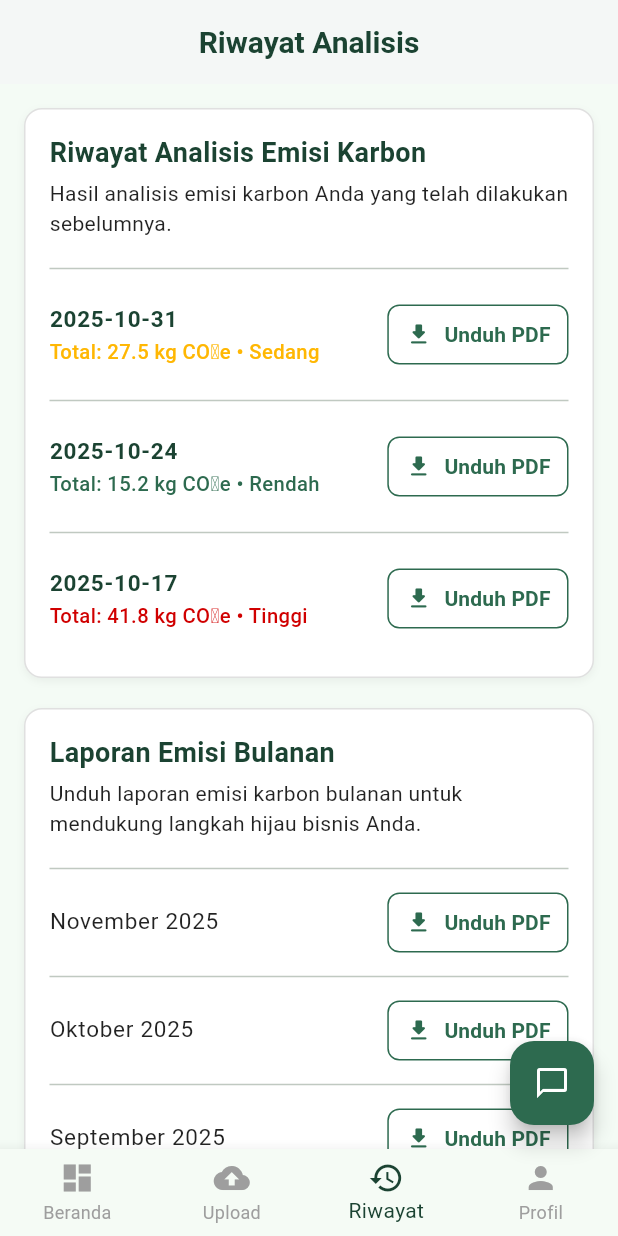
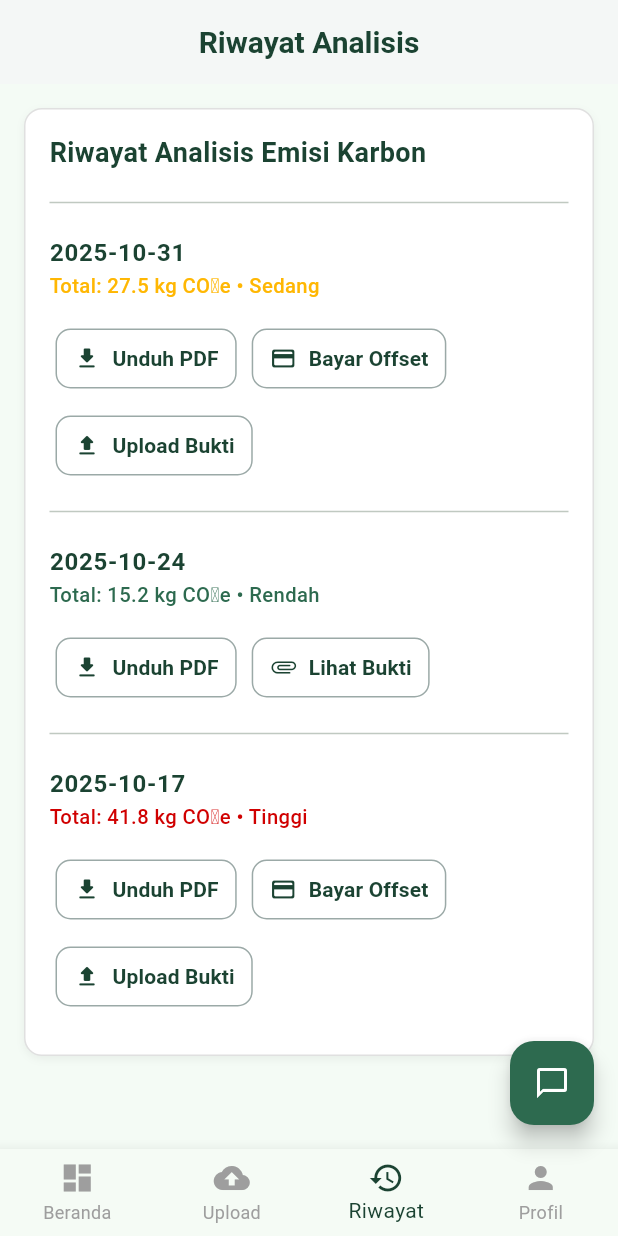
Before and after one commit to DeliaAyuNandhitaPratama21/Flutter_Capstone, a Flutter app: the HistoryScreen screen opened by its route, on a phone screen of 412 x 824 dp. Run offline on Flutter 3.47's test engine with Material 3 defaults, Android fonts, the phone set to English and light mode, and no system bars; our stand-ins replace fl_chart, image_picker; network calls fail.

Commit message:
Update: tampilan

```diff
--- a/lib/screens/history.dart
+++ b/lib/screens/history.dart
@@ -2,6 +2,9 @@ import 'package:flutter/material.dart';
 import 'dashboard.dart';
 import 'upload.dart';
 import 'profile.dart';
+import 'payment_proof_upload.dart';
+import 'payment_offset_screen.dart';
+import 'view_payment_proof.dart'; // <--- TAMBAH INI SAJA
 import '../widgets/chatbot_popup.dart';
 import '../widgets/bottom_nav.dart';
 
@@ -17,7 +20,6 @@ class _HistoryScreenState extends State<HistoryScreen> {
 
   void _onItemTapped(int index) {
     if (index == _selectedIndex) return;
-    setState(() => _selectedIndex = index);
 
     Widget nextScreen;
     switch (index) {
@@ -40,31 +42,32 @@ class _HistoryScreenState extends State<HistoryScreen> {
     );
   }
 
-  final List<Map<String, String>> history = [
+  /// DATA SIMULASI
+  final List<Map<String, dynamic>> history = [
     {
       'date': '2025-10-31',
-      'total': '27.5',
+      'total': 27.5,
       'category': 'Sedang',
-      'file': 'Analisis_2025-10-31.pdf'
+      'file': 'Analisis_2025-10-31.pdf',
+      'isPaid': false,
+      'proof': null,
     },
     {
       'date': '2025-10-24',
-      'total': '15.2',
+      'total': 15.2,
       'category': 'Rendah',
-      'file': 'Analisis_2025-10-24.pdf'
+      'file': 'Analisis_2025-10-24.pdf',
+      'isPaid': true,
+      'proof': 'assets/payment_proofs/bukti1.jpg', // contoh
     },
     {
       'date': '2025-10-17',
-      'total': '41.8',
+      'total': 41.8,
       'category': 'Tinggi',
-      'file': 'Analisis_2025-10-17.pdf'
+      'file': 'Analisis_2025-10-17.pdf',
+      'isPaid': false,
+      'proof': null,
     },
-  ];
-
-  final List<String> monthlyReports = [
-    'November 2025',
-    'Oktober 2025',
-    'September 2025',
   ];
 
   Color _getCategoryColor(String category) {
@@ -80,11 +83,100 @@ class _HistoryScreenState extends State<HistoryScreen> {
     }
   }
 
+  /// BUTTON STYLE
+  Widget _modernButton({
+    required String text,
+    required IconData icon,
+    required VoidCallback onTap,
+  }) {
+    return OutlinedButton.icon(
+      onPressed: onTap,
+      icon: Icon(icon, size: 18, color: const Color(0xFF1B4332)),
+      label: Text(
+        text,
+        style: const TextStyle(
+          fontWeight: FontWeight.w600,
+          color: Color(0xFF1B4332),
+        ),
+      ),
+      style: OutlinedButton.styleFrom(
+        side: const BorderSide(color: Color(0xFF9BA9A7)),
+        shape: RoundedRectangleBorder(borderRadius: BorderRadius.circular(10)),
+        padding: const EdgeInsets.symmetric(horizontal: 12, vertical: 10),
+      ),
+    );
+  }
+
+  /// BUTTON Aksi
+  Widget _actionButtons(Map<String, dynamic> item) {
+    if (!item['isPaid']) {
+      return Wrap(
+        spacing: 10,
+        runSpacing: 10,
+        children: [
+          _modernButton(
+            text: "Unduh PDF",
+            icon: Icons.download_rounded,
+            onTap: () {},
+          ),
+          _modernButton(
+            text: "Bayar Offset",
+            icon: Icons.payment_rounded,
+            onTap: () {
+              Navigator.push(
+                context,
+                MaterialPageRoute(builder: (_) => const PaymentOffsetScreen()),
+              );
+            },
+          ),
+          _modernButton(
+            text: "Upload Bukti",
+            icon: Icons.upload_rounded,
+            onTap: () {
+              Navigator.push(
+                context,
+                MaterialPageRoute(
+                  builder: (_) =>
+                      PaymentProofUploadScreen(analysisDate: item['date']),
+                ),
+              );
+            },
+          ),
+        ],
+      );
+    }
+
+    // SUDAH BAYAR
+    return Wrap(
+      spacing: 10,
+      runSpacing: 10,
+      children: [
+        _modernButton(
+          text: "Unduh PDF",
+          icon: Icons.download_rounded,
+          onTap: () {},
+        ),
+        _modernButton(
+          text: "Lihat Bukti",
+          icon: Icons.attachment_rounded,
+          onTap: () {
+            Navigator.push(
+              context,
+              MaterialPageRoute(
+                builder: (_) =>
+                    ViewPaymentProofScreen(imagePath: item['proof']),
+              ),
+            );
+          },
+        ),
+      ],
+    );
+  }
+
   @override
   Widget build(BuildContext context) {
     return Scaffold(
       backgroundColor: const Color(0xFFF4FBF5),
-
       appBar: AppBar(
         automaticallyImplyLeading: false,
         backgroundColor: Colors.white,
@@ -104,193 +196,59 @@ class _HistoryScreenState extends State<HistoryScreen> {
         padding: const EdgeInsets.all(16),
         child: Column(
           children: [
-            // Card riwayat analisis
             Container(
               width: double.infinity,
-              decoration: BoxDecoration(
-                color: Colors.white,
-                borderRadius: BorderRadius.circular(12),
-                border: Border.all(color: const Color(0xFFE0E0E0)),
-                boxShadow: [
-                  BoxShadow(
-                    color: Colors.black.withOpacity(0.05),
-                    blurRadius: 4,
-                    offset: const Offset(0, 2),
-                  ),
-                ],
-              ),
               padding: const EdgeInsets.all(16),
+              decoration: _card(),
               child: Column(
                 crossAxisAlignment: CrossAxisAlignment.start,
                 children: [
                   const Text(
                     "Riwayat Analisis Emisi Karbon",
                     style: TextStyle(
+                      fontSize: 18,
                       color: Color(0xFF1B4332),
                       fontWeight: FontWeight.bold,
-                      fontSize: 18,
                     ),
-                  ),
-                  const SizedBox(height: 4),
-                  const Text(
-                    "Hasil analisis emisi karbon Anda yang telah dilakukan sebelumnya.",
-                    style: TextStyle(color: Colors.black87, fontSize: 14),
                   ),
                   const SizedBox(height: 12),
 
-                  // Daftar Riwayat
                   Column(
                     children: history.map((item) {
-                      final categoryColor =
-                          _getCategoryColor(item['category']!);
+                      final color = _getCategoryColor(item['category']);
+
                       return Column(
+                        crossAxisAlignment: CrossAxisAlignment.start,
                         children: [
                           const Divider(),
                           ListTile(
                             contentPadding: EdgeInsets.zero,
                             title: Text(
-                              item['date']!,
+                              item['date'],
                               style: const TextStyle(
+                                fontWeight: FontWeight.w600,
                                 color: Color(0xFF1B4332),
-                                fontWeight: FontWeight.w600,
-                                fontSize: 15,
                               ),
                             ),
                             subtitle: Text(
                               "Total: ${item['total']} kg CO₂e • ${item['category']}",
                               style: TextStyle(
-                                color: categoryColor,
+                                color: color,
+                                fontSize: 13.5,
                                 fontWeight: FontWeight.w500,
-                                fontSize: 13.5,
                               ),
                             ),
-                            trailing: OutlinedButton.icon(
-                              onPressed: () {
-                                ScaffoldMessenger.of(context).showSnackBar(
-                                  SnackBar(
-                                    content: Text(
-                                        'Mengunduh ${item['file']} (simulasi)...'),
-                                    behavior: SnackBarBehavior.floating,
-                                    duration: const Duration(seconds: 2),
-                                  ),
-                                );
-                              },
-                              icon: const Icon(
-                                Icons.download_rounded,
-                                size: 18,
-                                color: Color(0xFF2D6A4F),
-                              ),
-                              label: const Text(
-                                "Unduh PDF",
-                                style: TextStyle(
-                                  color: Color(0xFF2D6A4F),
-                                  fontWeight: FontWeight.w600,
-                                ),
-                              ),
-                              style: OutlinedButton.styleFrom(
-                                side:
-                                    const BorderSide(color: Color(0xFF2D6A4F)),
-                                shape: RoundedRectangleBorder(
-                                  borderRadius: BorderRadius.circular(8),
-                                ),
-                                padding: const EdgeInsets.symmetric(
-                                    horizontal: 12, vertical: 6),
-                              ),
-                            ),
+                          ),
+
+                          Padding(
+                            padding: const EdgeInsets.only(
+                                left: 4, right: 4, bottom: 12),
+                            child: _actionButtons(item),
                           ),
                         ],
                       );
                     }).toList(),
-                  ),
-                ],
-              ),
-            ),
-
-            const SizedBox(height: 20),
-
-            // Card laporan bulanan
-            Container(
-              width: double.infinity,
-              decoration: BoxDecoration(
-                color: Colors.white,
-                borderRadius: BorderRadius.circular(12),
-                border: Border.all(color: const Color(0xFFE0E0E0)),
-                boxShadow: [
-                  BoxShadow(
-                    color: Colors.black.withOpacity(0.05),
-                    blurRadius: 4,
-                    offset: const Offset(0, 2),
-                  ),
-                ],
-              ),
-              padding: const EdgeInsets.all(16),
-              child: Column(
-                crossAxisAlignment: CrossAxisAlignment.start,
-                children: [
-                  const Text(
-                    "Laporan Emisi Bulanan",
-                    style: TextStyle(
-                      color: Color(0xFF1B4332),
-                      fontWeight: FontWeight.bold,
-                      fontSize: 18,
-                    ),
-                  ),
-                  const SizedBox(height: 4),
-                  const Text(
-                    "Unduh laporan emisi karbon bulanan untuk mendukung langkah hijau bisnis Anda.",
-                    style: TextStyle(color: Colors.black87, fontSize: 14),
-                  ),
-                  const SizedBox(height: 12),
-                  Column(
-                    children: monthlyReports.map((month) {
-                      return Column(
-                        children: [
-                          const Divider(),
-                          ListTile(
-                            contentPadding: EdgeInsets.zero,
-                            title: Text(
-                              month,
-                              style: const TextStyle(
-                                  color: Colors.black87, fontSize: 15),
-                            ),
-                            trailing: OutlinedButton.icon(
-                              onPressed: () {
-                                ScaffoldMessenger.of(context).showSnackBar(
-                                  SnackBar(
-                                    content: Text(
-                                        'Mengunduh laporan $month (simulasi)...'),
-                                    behavior: SnackBarBehavior.floating,
-                                    duration: const Duration(seconds: 2),
-                                  ),
-                                );
-                              },
-                              icon: const Icon(
-                                Icons.download_rounded,
-                                size: 18,
-                                color: Color(0xFF2D6A4F),
-                              ),
-                              label: const Text(
-                                "Unduh PDF",
-                                style: TextStyle(
-                                  color: Color(0xFF2D6A4F),
-                                  fontWeight: FontWeight.w600,
-                                ),
-                              ),
-                              style: OutlinedButton.styleFrom(
-                                side:
-                                    const BorderSide(color: Color(0xFF2D6A4F)),
-                                shape: RoundedRectangleBorder(
-                                  borderRadius: BorderRadius.circular(8),
-                                ),
-                                padding: const EdgeInsets.symmetric(
-                                    horizontal: 12, vertical: 6),
-                              ),
-                            ),
-                          ),
-                        ],
-                      );
-                    }).toList(),
-                  ),
+                  )
                 ],
               ),
             ),
@@ -298,23 +256,31 @@ class _HistoryScreenState extends State<HistoryScreen> {
         ),
       ),
 
-      // Navbar
-      bottomNavigationBar: CustomBottomNav(
-        currentIndex: _selectedIndex,
-        onTap: _onItemTapped,
-      ),
+      bottomNavigationBar:
+          CustomBottomNav(currentIndex: _selectedIndex, onTap: _onItemTapped),
 
-      // Floating chatbot
       floatingActionButton: FloatingActionButton(
         onPressed: () {
-          showDialog(
-            context: context,
-            builder: (_) => const ChatbotPopup(),
-          );
+          showDialog(context: context, builder: (_) => const ChatbotPopup());
         },
         backgroundColor: const Color(0xFF2D6A4F),
         child: const Icon(Icons.chat_bubble_outline, color: Colors.white),
       ),
     );
   }
+
+  BoxDecoration _card() {
+    return BoxDecoration(
+      color: Colors.white,
+      borderRadius: BorderRadius.circular(12),
+      border: Border.all(color: const Color(0xFFE0E0E0)),
+      boxShadow: [
+        BoxShadow(
+          color: Colors.black.withOpacity(0.05),
+          blurRadius: 4,
+          offset: const Offset(0, 2),
+        ),
+      ],
+    );
+  }
 }
--- a/pubspec.yaml
+++ b/pubspec.yaml
@@ -33,6 +33,11 @@ dependencies:
   url_launcher: ^6.3.0
 
   fl_chart: ^0.70.0
+  image_picker: ^1.0.7
+
+  firebase_core: ^3.7.0
+  firebase_auth: ^5.3.3
+  google_sign_in: ^6.2.1
 
   # The following adds the Cupertino Icons font to your application.
   # Use with the CupertinoIcons class for iOS style icons.
```
Also changed, not shown: lib/screens/payment_offset_screen.dart (added, +123 -0 lines), lib/screens/payment_proof_upload.dart (added, +226 -0 lines), lib/screens/view_payment_proof.dart (added, +21 -0 lines), pubspec.lock, 5 other files.
